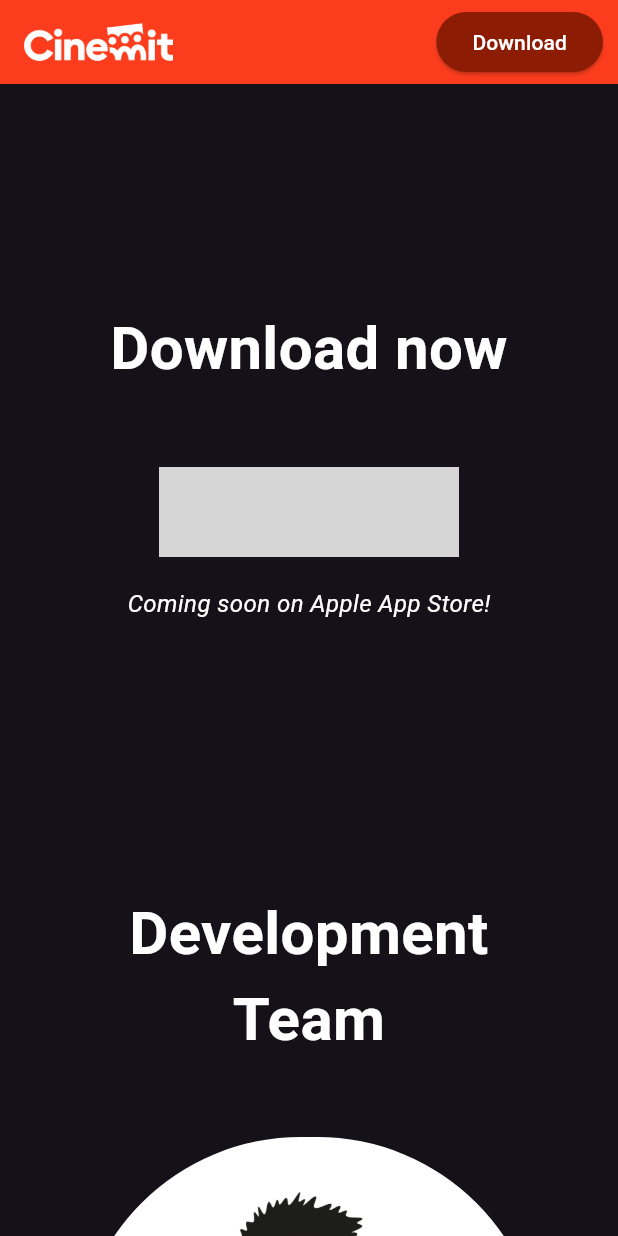
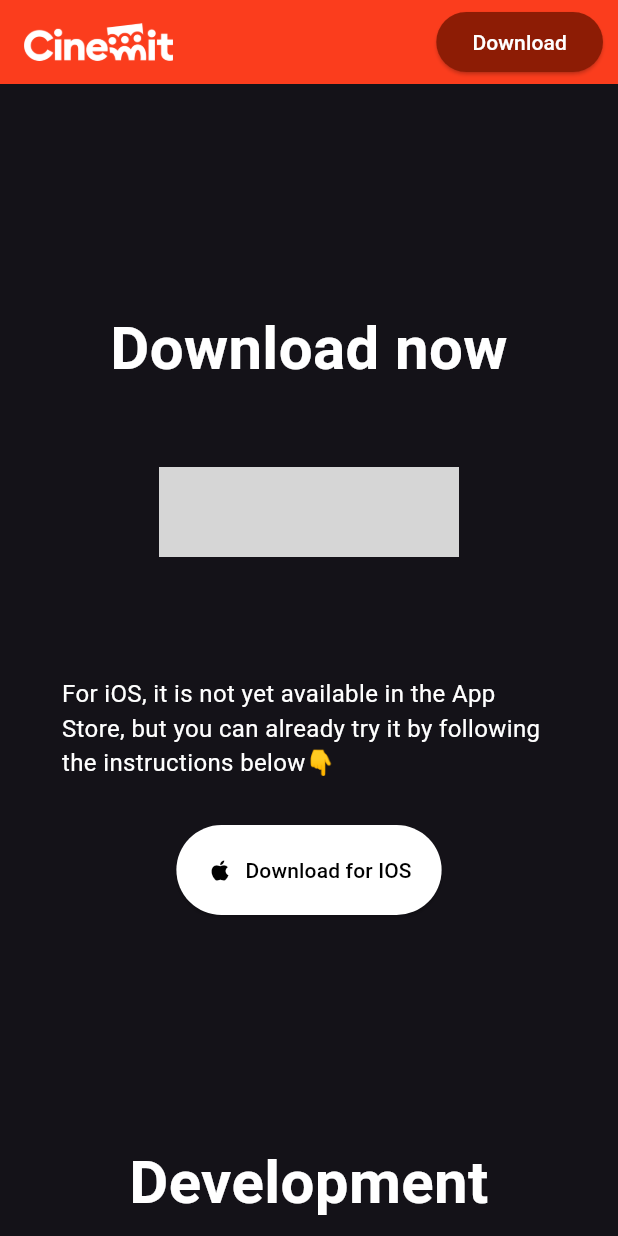
Before and after one commit to ctrlVnt/cinemit_website, a Flutter app: the screen it shows after launch, scrolled down 3456 dp, on a phone screen of 412 x 824 dp. Run offline on Flutter 3.47's test engine with Material 3 defaults, Android fonts, the phone set to English and light mode, and no system bars; our stand-ins replace font_awesome_flutter; generated files the repository leaves out were written again; network calls fail; grey boxes are pictures that could not be loaded.

Commit message:
ios button added

```diff
--- a/lib/home/body/body.dart
+++ b/lib/home/body/body.dart
@@ -217,12 +217,32 @@ class _Body extends State<Body> {
                 ),
               ),
             ),
-            const SizedBox(height: 20),
-            Text(
-              'Coming soon on Apple App Store!',
-              style: TextStyle(fontSize: 16, fontStyle: FontStyle.italic),
+            const SizedBox(height: 80),
+
+            SizedBox(
+              width: 400,
+              child: Text(
+              AppLocalizations.of(context)!.ios,
+              style: TextStyle(
+                fontSize: 16,
+                ),
+              ),
             ),
+
             const SizedBox(height: 30),
+
+            ElevatedButton.icon(
+              onPressed: (){
+                launchURL('https://gitlab.com/ctrlVnt/cinemit');
+              },
+              icon: Icon(Icons.apple),
+              label: Text('Download for IOS'),
+              style: ButtonStyle(
+                backgroundColor: WidgetStatePropertyAll(Colors.white),
+                foregroundColor: WidgetStatePropertyAll(Colors.black),
+                padding: WidgetStatePropertyAll(EdgeInsets.all(20)),
+              ),
+            ),
 
 
             SizedBox(height: spaceDemoH,),
--- a/lib/l10n/app_en.arb
+++ b/lib/l10n/app_en.arb
@@ -17,5 +17,6 @@
     "customizeApp": "Customize the app as you like and organize to meet others",
     "supportMessage": "We currently earn nothing from the platform. Support us to allow us to continue offering the best, if you'd like!",
     "joinCommunity": "Join the community for exclusive previews!",
-    "followUsOnSocial": "Follow us on social media"
+    "followUsOnSocial": "Follow us on social media",
+    "ios":"For iOS, it is not yet available in the App Store, but you can already try it by following the instructions below👇"
   }
--- a/lib/l10n/app_fr.arb
+++ b/lib/l10n/app_fr.arb
@@ -17,5 +17,6 @@
     "customizeApp": "Personnalisez l'application à votre guise et organisez-vous pour rencontrer les autres",
     "supportMessage": "Nous ne gagnons actuellement rien de la plateforme. Soutenez-nous pour nous permettre de continuer à offrir le meilleur, si vous le souhaitez !",
     "joinCommunity": "Rejoins la communauté pour obtenir des avant-premières exclusives !",
-    "followUsOnSocial": "Suis-nous aussi sur les réseaux sociaux"
+    "followUsOnSocial": "Suis-nous aussi sur les réseaux sociaux",
+    "ios":"Pour iOS, elle n'est pas encore disponible sur l'App Store, mais vous pouvez déjà l'essayer en suivant les instructions ci-dessous👇"
   }
--- a/lib/l10n/app_it.arb
+++ b/lib/l10n/app_it.arb
@@ -17,5 +17,6 @@
   "customizeApp": "Personalizza l'app a tuo piacimento e organizzati per incontrarti con gli altri",
   "supportMessage": "Al momento non guadagniamo nulla dalla piattaforma. Sostienici per permetterci di continuare a offrire il meglio, se ti va!",
   "joinCommunity": "Unisciti alla community per avere l'anteprima esclusiva!",
-  "followUsOnSocial": "Seguici anche sui social"
+  "followUsOnSocial": "Seguici anche sui social",
+  "ios":"Per IOS non è ancora presente nell'App Strore ma potete già provarla seguendo le istruzioni qua sotto👇"
 }
```
